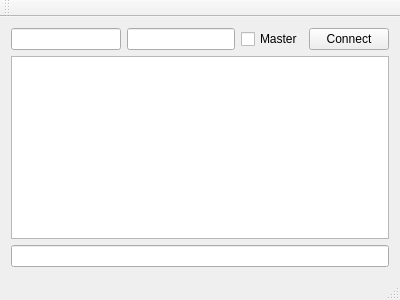
Old version of the form mainwindow.ui in the repository rriemann/privacy-amplification.
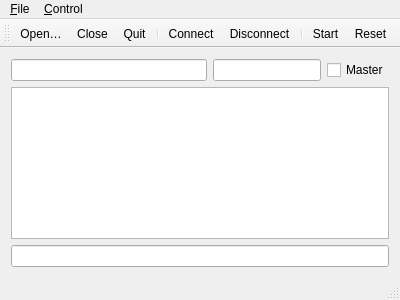
New version of the form. Icons and pictures are not drawn.

Commit message: with icons; with file open/close

The edit to the form file:
```diff
--- a/mainwindow.ui
+++ b/mainwindow.ui
@@ -37,13 +37,6 @@
         </property>
        </widget>
       </item>
-      <item>
-       <widget class="QPushButton" name="pushButtonConnect">
-        <property name="text">
-         <string>Connect</string>
-        </property>
-       </widget>
-      </item>
      </layout>
     </item>
     <item>
@@ -70,6 +63,27 @@
      <height>20</height>
     </rect>
    </property>
+   <widget class="QMenu" name="menu_File">
+    <property name="title">
+     <string>&amp;File</string>
+    </property>
+    <addaction name="actionOpen"/>
+    <addaction name="actionClose"/>
+    <addaction name="separator"/>
+    <addaction name="actionQuit"/>
+   </widget>
+   <widget class="QMenu" name="menu_Control">
+    <property name="title">
+     <string>&amp;Control</string>
+    </property>
+    <addaction name="actionConnect"/>
+    <addaction name="actionDisconnect"/>
+    <addaction name="separator"/>
+    <addaction name="actionStart"/>
+    <addaction name="actionReset"/>
+   </widget>
+   <addaction name="menu_File"/>
+   <addaction name="menu_Control"/>
   </widget>
   <widget class="QToolBar" name="mainToolBar">
    <attribute name="toolBarArea">
@@ -78,8 +92,88 @@
    <attribute name="toolBarBreak">
     <bool>false</bool>
    </attribute>
+   <addaction name="actionOpen"/>
+   <addaction name="actionClose"/>
+   <addaction name="actionQuit"/>
+   <addaction name="separator"/>
+   <addaction name="actionConnect"/>
+   <addaction name="actionDisconnect"/>
+   <addaction name="separator"/>
+   <addaction name="actionStart"/>
+   <addaction name="actionReset"/>
   </widget>
   <widget class="QStatusBar" name="statusBar"/>
+  <action name="actionOpen">
+   <property name="icon">
+    <iconset theme="document-open"/>
+   </property>
+   <property name="text">
+    <string>&amp;Open…</string>
+   </property>
+   <property name="shortcut">
+    <string>Ctrl+O</string>
+   </property>
+  </action>
+  <action name="actionClose">
+   <property name="icon">
+    <iconset theme="window-close"/>
+   </property>
+   <property name="text">
+    <string>&amp;Close</string>
+   </property>
+   <property name="shortcut">
+    <string>Ctrl+W</string>
+   </property>
+  </action>
+  <action name="actionQuit">
+   <property name="icon">
+    <iconset theme="application-exit"/>
+   </property>
+   <property name="text">
+    <string>&amp;Quit</string>
+   </property>
+   <property name="shortcut">
+    <string>Ctrl+Q</string>
+   </property>
+  </action>
+  <action name="actionStart">
+   <property name="icon">
+    <iconset theme="system-run"/>
+   </property>
+   <property name="text">
+    <string>&amp;Start</string>
+   </property>
+   <property name="shortcut">
+    <string>Ctrl+S</string>
+   </property>
+  </action>
+  <action name="actionReset">
+   <property name="icon">
+    <iconset theme="dialog-cancel"/>
+   </property>
+   <property name="text">
+    <string>&amp;Reset</string>
+   </property>
+   <property name="shortcut">
+    <string>Ctrl+R</string>
+   </property>
+  </action>
+  <action name="actionConnect">
+   <property name="icon">
+    <iconset theme="call-start"/>
+   </property>
+   <property name="text">
+    <string>&amp;Connect</string>
+   </property>
+  </action>
+  <action name="actionDisconnect">
+   <property name="icon">
+    <iconset theme="call-stop"/>
+   </property>
+   <property name="text">
+    <string>&amp;Disconnect</string>
+   </property>
+  </action>
  </widget>
  <layoutdefault spacing="6" margin="11"/>
  <resources/>
```
Left out of the diff: 22 changed lines with no effect on the pictures. The commit also changes 2 other files.
